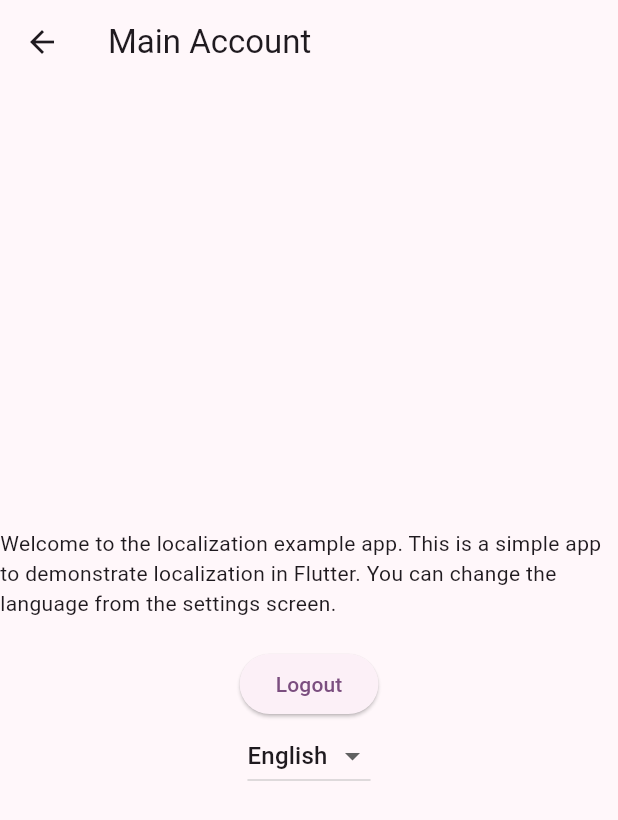
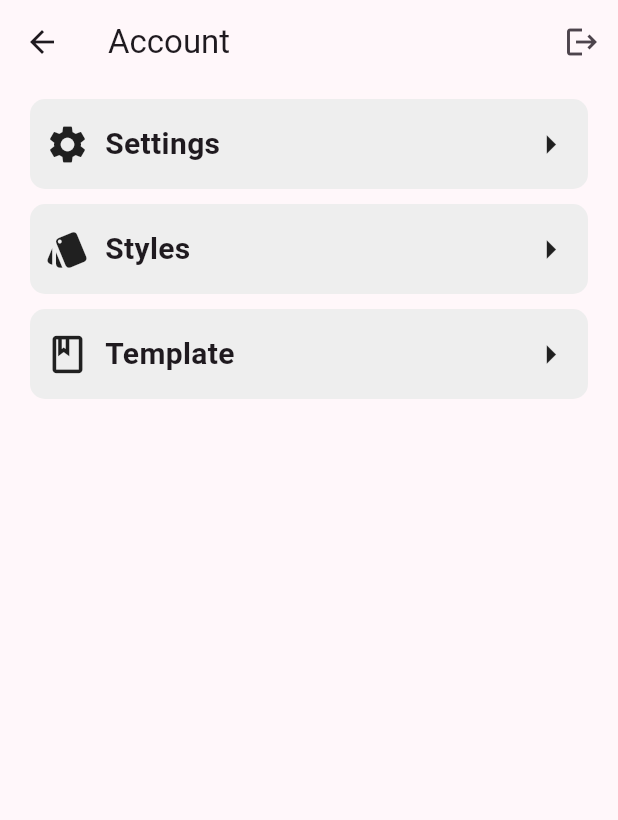
Before and after one commit to daniyar104/cash-mobile, a Flutter app: the MainAcountPage screen opened directly, on a phone screen of 412 x 824 dp. Shown: the top 820 px of the screen. Run offline on Flutter 3.47's test engine with Material 3 defaults, Android fonts, the phone set to English and light mode, and no system bars; our stand-ins replace flutter_localization, sembast, shared_preferences, sqflite, syncfusion_flutter_charts; accounts and stored records are empty.

Commit message:
(add): Add Settings list

```diff
--- a/lib/localization/locales.dart
+++ b/lib/localization/locales.dart
@@ -1,3 +1,4 @@
+import 'package:flutter/cupertino.dart';
 import 'package:flutter_localization/flutter_localization.dart';
 
 const List<MapLocale> LOCALES = [
@@ -14,6 +15,20 @@ mixin LocalData {
   static const String email = 'email';
   static const String username = 'username';
   static const String logout = 'logout';
+  static const String account = "account";
+  static const String transactions = "transactions";
+  static const String expenses = "expenses";
+  static const String income = "income";
+  static const String showAll = "showAll";
+  static const String settings = "settings";
+  static const String language = "language";
+  static const String pushNotifications = "pushNotifications";
+  static const String stylesSetting = "stylesSetting";
+  static const String templateSetting = "templateSetting";
+
+  // Categories
+  static const String food = "Food";
+
 
   static const Map<String, dynamic> EN = {
       title: 'Localiztion',
@@ -24,6 +39,17 @@ mixin LocalData {
       email: 'Email',
       username: 'Username',
       logout: 'Logout',
+      account: 'Account',
+      transactions: 'Transactions',
+      expenses: 'Expenses',
+      income: 'Income',
+      food: 'Food',
+      showAll: 'Show all',
+      settings: 'Settings',
+      language: 'Language',
+      pushNotifications: 'Notifications',
+      stylesSetting: 'Styles',
+      templateSetting: 'Template',
   };
 
   static const Map<String, dynamic> RU = {
@@ -35,5 +61,21 @@ mixin LocalData {
     email: "Электронная почта",
     username: "Имя пользователя",
     logout: "Выйти",
+    account: "Аккаунт",
+    transactions: "Транзакции",
+    expenses: "Расходы",
+    income: "Доход",
+    food: "Еда",
+    showAll: "Показать все",
+    settings: "Настройки",
+    language: "Язык",
+    pushNotifications: "Уведомления",
+    stylesSetting: "Стиль",
+    templateSetting: "Шаблон",
   };
+
+  static String getTranslatedCategory(BuildContext context, String? key) {
+    if (key == null) return '';
+    return key.getString(context);
+  }
 }
--- a/lib/screens/MainScreen.dart
+++ b/lib/screens/MainScreen.dart
@@ -1,5 +1,7 @@
 import 'package:flutter/material.dart';
+import 'package:flutter_localization/flutter_localization.dart';
 import 'package:shared_preferences/shared_preferences.dart';
+import 'package:untitled1/localization/locales.dart';
 import 'package:untitled1/screens/ExpenseInputScreen.dart';
 import 'package:untitled1/screens/accountPage/MainAccountPage.dart';
 import 'TransactionsListPage.dart';
@@ -61,11 +63,11 @@ class _MainScreenState extends State<MainScreen>{
         items: [
           BottomNavigationBarItem(
             icon: Icon(Icons.list),
-            label: 'Transactions',
+            label: LocalData.transactions.getString(context),
           ),
           BottomNavigationBarItem(
             icon: Icon(Icons.person),
-            label: 'Account',
+            label: LocalData.account.getString(context),
           ),
         ],
 
--- a/lib/screens/accountPage/MainAccountPage.dart
+++ b/lib/screens/accountPage/MainAccountPage.dart
@@ -1,8 +1,10 @@
 import 'package:flutter/material.dart';
 import 'package:flutter_localization/flutter_localization.dart';
 import 'package:shared_preferences/shared_preferences.dart';
+import 'package:untitled1/screens/accountPage/settings/SettingsPage.dart';
 
 import '../../localization/locales.dart';
+import '../../widgets/ui/SettingsTile.dart';
 import '../login/login_page.dart';
 
 class MainAcountPage extends StatefulWidget {
@@ -33,31 +35,75 @@ class _MainAccountPageState extends State<MainAcountPage> {
   }
   @override
   Widget build(BuildContext context) {
-    // TODO: implement build
     return Scaffold(
-      appBar: AppBar(title: Text('Main Account')),
-      body: Center(
+      appBar: AppBar(
+        title: Text(LocalData.account.getString(context)),
+        actions: [
+          IconButton(
+            icon: Icon(Icons.logout),
+            onPressed: _logout,
+          ),
+        ],
+      ),
+      body: Padding(
+        padding: const EdgeInsets.symmetric(horizontal: 20, vertical: 10),
         child: Column(
-          mainAxisAlignment: MainAxisAlignment.center,
           children: [
-            Text(LocalData.body.getString(context)),
-            SizedBox(height: 20),
-            ElevatedButton(
-              onPressed: _logout,
-              child: Text(LocalData.logout.getString(context)),
+            SettingsTile(
+                leadingIcon: Icons.settings,
+                localizationKey: LocalData.settings.getString(context),
+                onTap: () {
+                  Navigator.push(
+                    context,
+                    MaterialPageRoute(
+                      builder: (context) => SettingsPage(),
+                    ),
+                  );
+                }
             ),
-            Center(
-              child: DropdownButton(
-                value: _selectedLanguage,
-                items: const [
-                  DropdownMenuItem(value: "en", child: Text("English")),
-                  DropdownMenuItem(value: "ru", child: Text("Russian")),
-                ],
-                onChanged: (value) {
-                  _setLocal(value);
-                },
-              ),
-            )
+            SizedBox(height: 10),
+            SettingsTile(
+                leadingIcon: Icons.style,
+                localizationKey: LocalData.stylesSetting.getString(context),
+                onTap: () {
+                  Navigator.push(
+                    context,
+                    MaterialPageRoute(
+                      builder: (context) => SettingsPage(),
+                    ),
+                  );
+                }
+            ),
+            SizedBox(height: 10),
+            SettingsTile(
+                leadingIcon: Icons.class_outlined,
+                localizationKey: LocalData.templateSetting.getString(context),
+                onTap: () {
+                  Navigator.push(
+                    context,
+                    MaterialPageRoute(
+                      builder: (context) => SettingsPage(),
+                    ),
+                  );
+                }
+            ),
+            // SizedBox(height: 20),
+            // ElevatedButton(
+            //   onPressed: _logout,
+            //   child: Text(LocalData.logout.getString(context)),
+            // ),
+            // Center(
+            //   child: DropdownButton(
+            //     value: _selectedLanguage,
+            //     items: const [
+            //       DropdownMenuItem(value: "en", child: Text("English")),
+            //       DropdownMenuItem(value: "ru", child: Text("Russian")),
+            //     ],
+            //     onChanged: (value) {
+            //       _setLocal(value);
+            //     },
+            //   ),
+            // )
           ],
         ),
       ),
--- a/lib/widgets/ExpenseTransactionsListWidget.dart
+++ b/lib/widgets/ExpenseTransactionsListWidget.dart
@@ -4,6 +4,7 @@ import 'package:untitled1/models/TransactionModel.dart';
 import '../db/app_database_helper.dart';
 import '../db/database_factory.dart';
 import '../db/database_helper.dart';
+import '../localization/locales.dart';
 import 'EditTransactionScreen.dart';
 
 IconData getCategoryIcon(String category) {
@@ -167,7 +168,7 @@ class _ExpenseTransactionsListWidget extends State<ExpenseTransactionsListWidget
                   crossAxisAlignment: CrossAxisAlignment.start,
                   children: [
                     Text(
-                      tx.category!,
+                    LocalData.getTranslatedCategory(context, tx.category),
                       style: TextStyle(
                         fontSize: 20,
                         fontWeight: FontWeight.bold,
--- a/lib/widgets/RecentTransactionsWidget.dart
+++ b/lib/widgets/RecentTransactionsWidget.dart
@@ -1,8 +1,10 @@
 import 'package:flutter/material.dart';
+import 'package:flutter_localization/flutter_localization.dart';
 import 'package:untitled1/models/TransactionModel.dart';
 
 import '../db/app_database_helper.dart';
 import '../db/database_factory.dart';
+import '../localization/locales.dart';
 import 'ExpenseTransactionsListWidget.dart';
 
 IconData getCategoryIcon(String category) {
@@ -101,7 +103,7 @@ class _RecentTransactionsWidgetState extends State<RecentTransactionsWidget> {
                             crossAxisAlignment: CrossAxisAlignment.start,
                             children: [
                               Text(
-                                transaction.category ?? '',
+                                LocalData.getTranslatedCategory(context, transaction.category),
                                 style: TextStyle(
                                   fontSize: 18,
                                   fontWeight: FontWeight.bold,
@@ -149,7 +151,7 @@ class _RecentTransactionsWidgetState extends State<RecentTransactionsWidget> {
                   backgroundColor: Theme.of(context).colorScheme.primary,
                 ),
                 child: Text(
-                  'Show all',
+                  LocalData.showAll.getString(context),
                   style: TextStyle(
                     fontSize: 18,
                     color: Theme.of(context).colorScheme.onPrimary,
--- a/lib/widgets/totalCategory/TotalExpenseFood.dart
+++ b/lib/widgets/totalCategory/TotalExpenseFood.dart
@@ -1,7 +1,9 @@
 import 'package:flutter/material.dart';
+import 'package:flutter_localization/flutter_localization.dart';
 
 import '../../db/app_database_helper.dart';
 import '../../db/database_factory.dart';
+import '../../localization/locales.dart';
 
 class TotalExpenseFood extends StatefulWidget {
   final int userId;
@@ -46,7 +48,7 @@ class _TotalExpenseFoodState extends State<TotalExpenseFood> {
                 Icon(Icons.fastfood, color: Theme.of(context).colorScheme.onPrimary),
                 SizedBox(width: 10),
                 Text(
-                  "Food",
+                  LocalData.food.getString(context),
                   style: TextStyle(
                     fontSize: 20,
                     color: Theme.of(context).colorScheme.onPrimary,
--- /dev/null
+++ b/lib/widgets/ui/SettingsTile.dart
@@ -0,0 +1,38 @@
+import 'package:flutter/material.dart';
+
+class SettingsTile extends StatelessWidget {
+  final IconData leadingIcon;
+  final String localizationKey;
+  final VoidCallback? onTap;
+  const SettingsTile({super.key, required this.leadingIcon, required this.localizationKey, this.onTap});
+
+  @override
+  Widget build(BuildContext context) {
+    return GestureDetector(
+      onTap: onTap,
+      child: Container(
+        width: double.infinity,
+        padding: EdgeInsets.symmetric(vertical: 15, horizontal: 10),
+        decoration: BoxDecoration(
+          borderRadius: BorderRadius.circular(10),
+          color: Colors.grey[200],
+        ),
+        child: Row(
+            children: [
+              Icon(leadingIcon, size: 30,),
+              SizedBox(width: 10,),
+              Text(
+                localizationKey,
+                style: TextStyle(
+                  fontSize: 20,
+                  fontWeight: FontWeight.bold,
+                ),
+              ),
+              Spacer(),
+              Icon(Icons.arrow_right, size: 30,),
+            ]
+        ),
+      )
+    );
+  }
+}
```
Also changed, not shown: lib/screens/accountPage/settings/SettingsPage.dart (added, +48 -0 lines), lib/screens/accountPage/settings/language/ChangeLanguagePage.dart (added, +89 -0 lines), lib/screens/accountPage/styles/StylesPage.dart (added, +45 -0 lines), lib/widgets/TotalTransactionBalans.dart (+7 -4 lines).
